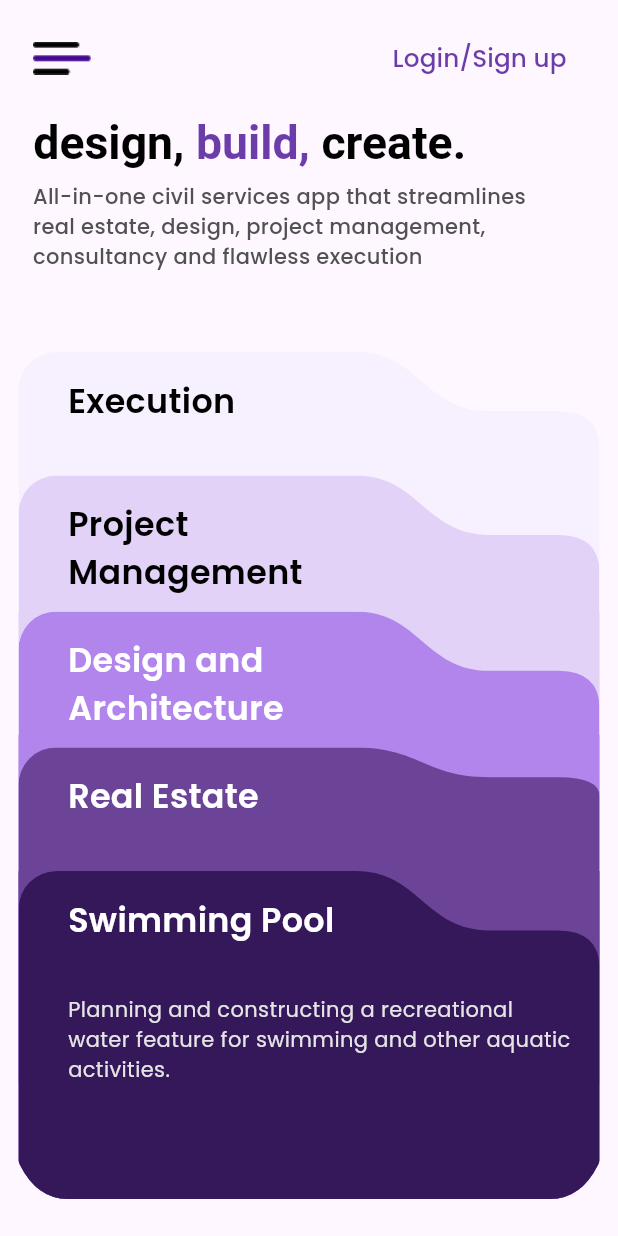
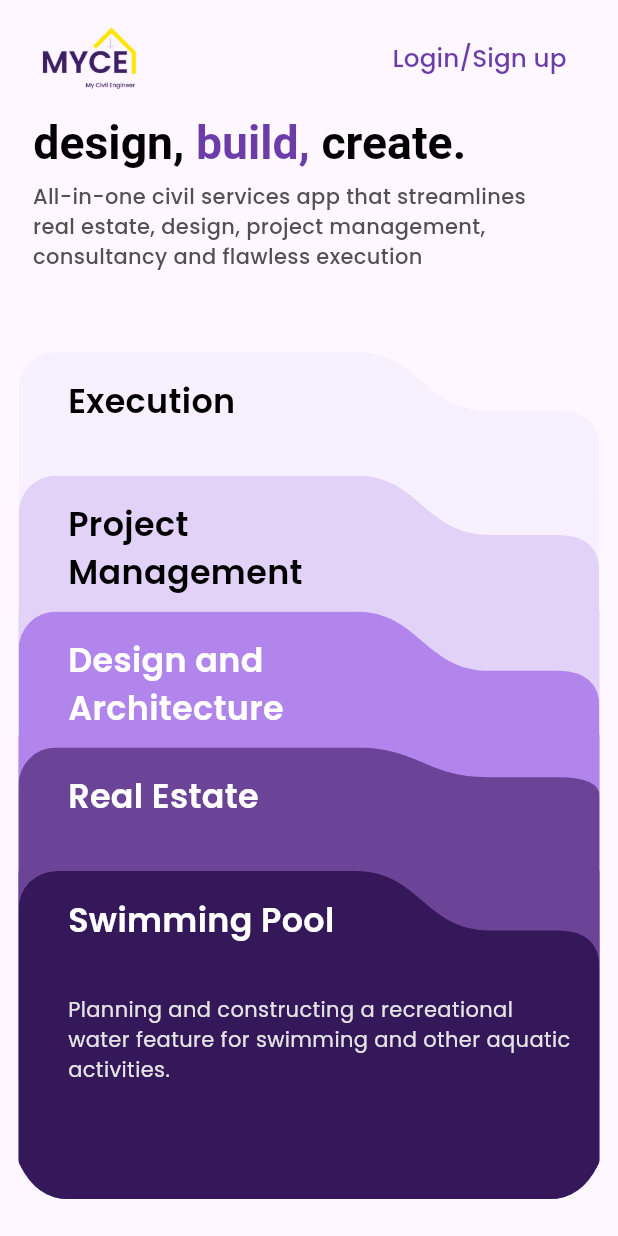
Before and after one commit to HariRags/MYCE, a Flutter app: the screen it shows after launch, on a phone screen of 412 x 824 dp. Run offline on Flutter 3.47's test engine with Material 3 defaults, Android fonts, the phone set to English and light mode, and no system bars; our stand-ins replace bloc, file_picker, flutter_bloc, flutter_dotenv, geocoding, google_maps_flutter and 2 more; missing offline and left inert: defer_pointer.

Commit message:
hamburger fixed

```diff
--- a/lib/pages/home.dart
+++ b/lib/pages/home.dart
@@ -122,7 +122,10 @@ class HomeState extends State<Home> {
                   mainAxisAlignment: MainAxisAlignment.spaceBetween,
                   children: [
                     GestureDetector(
-                      child: Image.asset('assets/images/burger_icon.png'),
+                      child: SizedBox(
+                        height: Responsive.height(5, context),
+                        width: Responsive.width(18, context),
+                        child: Image.asset('assets/images/myce_logo.png')),
                       onTap: () {},
                     ),
                     TextButton(
--- a/lib/pages/homepage.dart
+++ b/lib/pages/homepage.dart
@@ -124,7 +124,10 @@ class HomePageState extends State<HomePage> {
                   mainAxisAlignment: MainAxisAlignment.spaceBetween,
                   children: [
                     GestureDetector(
-                      child: Image.asset('assets/images/burger_icon.png'),
+                      child: Container(
+                        width : Responsive.width(18, context),
+                        height: Responsive.height(5, context),
+                        child: Image.asset('assets/images/myce_logo.png')),
                       onTap: () {},
                     ),
                     IconButton(
--- a/pubspec.yaml
+++ b/pubspec.yaml
@@ -40,7 +40,7 @@ dependencies:
   defer_pointer: ^0.0.2
   geocoding: ^3.0.0
   google_maps_flutter: 2.6.1
-  win32: ^5.2.0
+  win32: ^5.9.0
   typed_data: ^1.3.0
   pin_code_fields: ^8.0.1
   image_picker: ^1.1.2
```
Also changed, not shown: assets/images/myce_icon.png (added), pubspec.lock, 2 other files.
